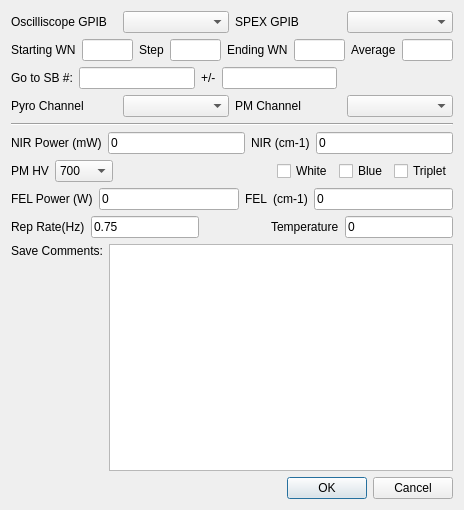
This is Settings.ui in SherwinGroup/SPEXSidebands-fuzzy as Qt 5 draws it before an edit. The edited form follows.
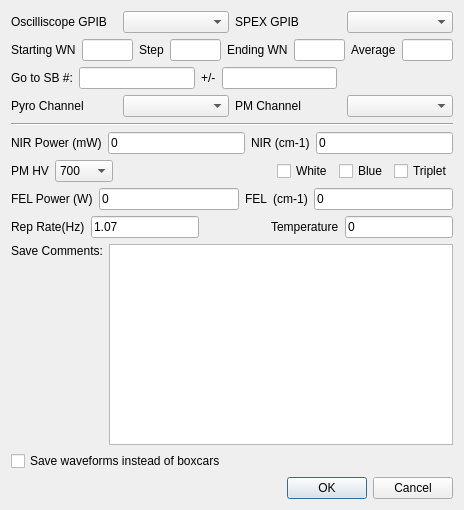
This is the edited form. Custom widgets are drawn as their Qt base class.

Commit message: Can now choose to save waveforms instead of doing a scan

The edit to the form file:
```diff
--- a/Settings.ui
+++ b/Settings.ui
@@ -301,7 +301,7 @@
      <item>
       <widget class="QFNumberEdit" name="tRepRate">
        <property name="text">
-        <string>0.75</string>
+        <string>1.07</string>
        </property>
       </widget>
      </item>
@@ -365,6 +365,13 @@
      </item>
     </layout>
    </item>
+   <item>
+    <widget class="QCheckBox" name="cbSaveWaveforms">
+     <property name="text">
+      <string>Save waveforms instead of boxcars</string>
+     </property>
+    </widget>
+   </item>
    <item>
     <widget class="QDialogButtonBox" name="buttonBox">
      <property name="orientation">
```
The commit also changes 2 other files.
